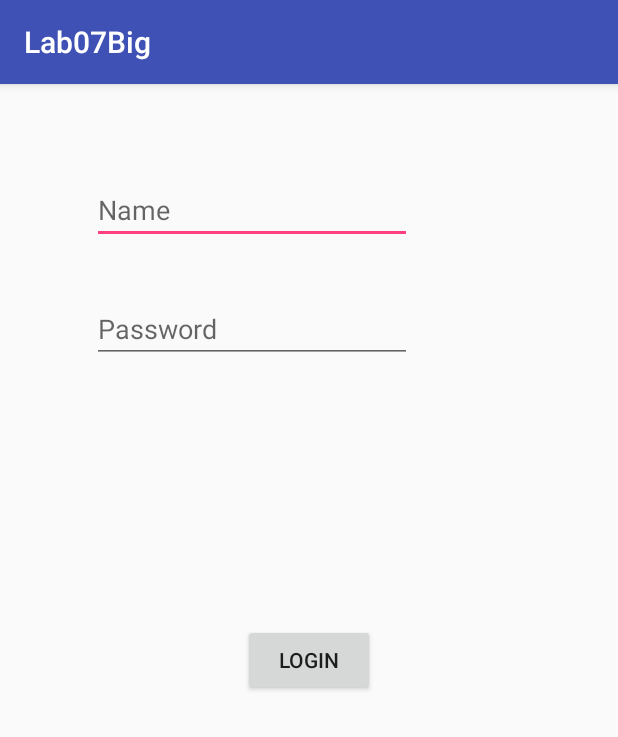
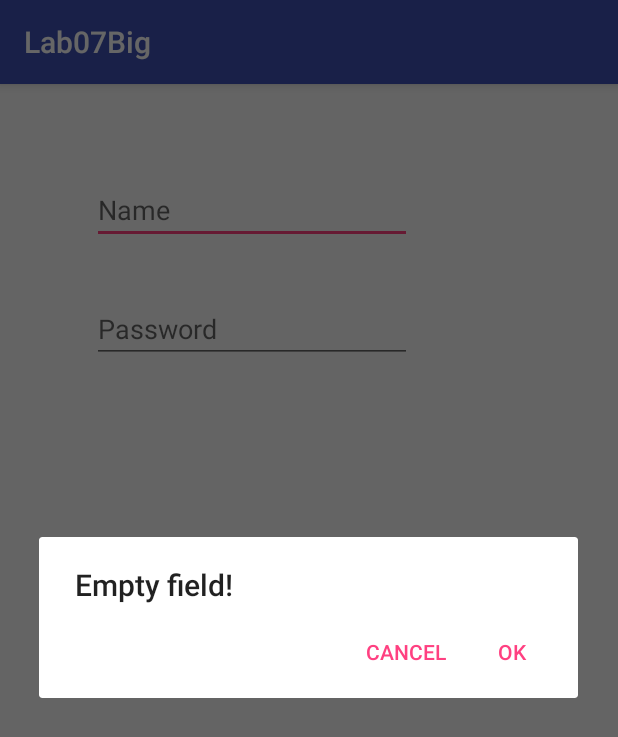
Before and after one commit to Jenjo7/Lab07Big, an Android app: the screen it shows after launch (MainActivity), after a tap on "LOGIN", on a phone screen of 412 x 824 dp. Shown: the top 737 px of the screen. Run offline under Robolectric (Android 15) with nearby library versions, the phone set to English and light mode, and no system bars.

Commit message:
I've add method show to my AlertDialog

```diff
--- a/app/src/main/java/com/example/giannisavini/lab07big/MainActivity.java
+++ b/app/src/main/java/com/example/giannisavini/lab07big/MainActivity.java
@@ -1,13 +1,12 @@
 package com.example.giannisavini.lab07big;
 
-import android.app.Dialog;
+import android.content.DialogInterface;
+import android.os.Bundle;
 import android.support.v7.app.AlertDialog;
 import android.support.v7.app.AppCompatActivity;
-import android.os.Bundle;
 import android.view.View;
 import android.widget.Button;
 import android.widget.EditText;
-import android.widget.Toast;
 
 public class MainActivity extends AppCompatActivity {
 
@@ -29,7 +28,21 @@ public class MainActivity extends AppCompatActivity {
             public void onClick(View v) {
                 if(edtUser.getText().toString().isEmpty() ||
                         edtPassword.getText().toString().isEmpty()) {
-                   AlertDialog
+                    new AlertDialog.Builder(MainActivity.this)
+                            .setTitle("Empty field!")
+                            .setPositiveButton("Ok", new DialogInterface.OnClickListener() {
+                                @Override
+                                public void onClick(DialogInterface dialog, int which) {
+
+                                }
+                            })
+                            .setNegativeButton("Cancel", new DialogInterface.OnClickListener() {
+                                @Override
+                                public void onClick(DialogInterface dialog, int which) {
+
+                                }
+                            }).show();
+
                 }
             }
         });
--- a/app/src/main/res/values/strings.xml
+++ b/app/src/main/res/values/strings.xml
@@ -2,4 +2,7 @@
     <string name="app_name">Lab07Big</string>
     <string name="password">Password</string>
     <string name="name">Name</string>
+    <string name="add_person">Add</string>
+    <string name="surname">Surname</string>
+    <string name="telephone_number">Telephone Number</string>
 </resources>
```
